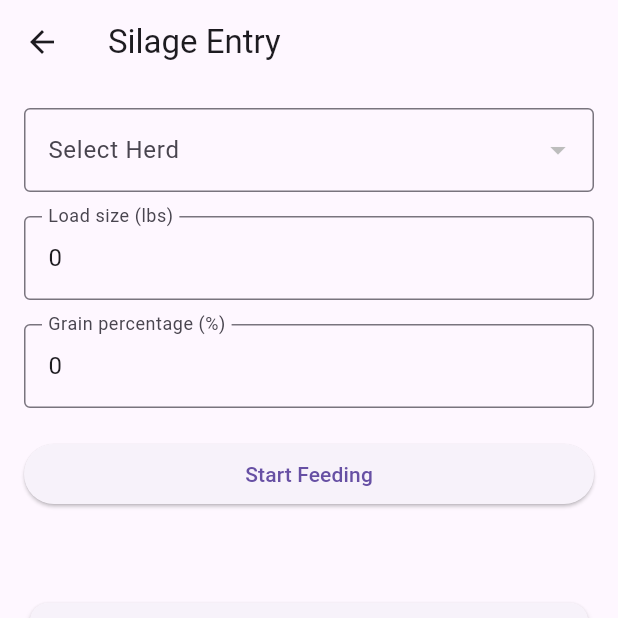
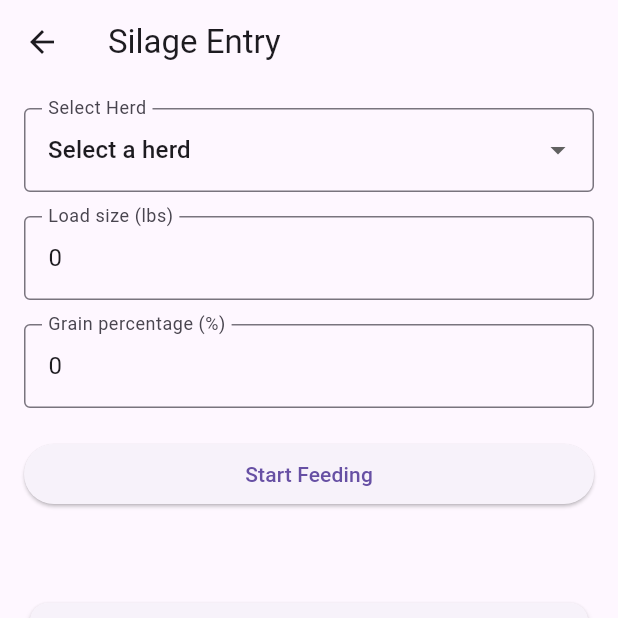
Before and after one commit to ikidd/SilageTracker, a Flutter app: the SilageEntryView screen opened by its route, after a tap on "Start Feeding", on a phone screen of 412 x 824 dp, the top half of it. Run offline on Flutter 3.47's test engine with Material 3 defaults, Android fonts, the phone set to English and light mode, and no system bars; our stand-ins replace supabase_flutter; accounts and stored records are empty; generated files the repository leaves out were written again.

Commit message:
fix: update herd field names to match database schema

```diff
--- a/lib/main.dart
+++ b/lib/main.dart
@@ -1,14 +1,10 @@
 import 'package:flutter/material.dart';
-import 'package:sqflite_common_ffi/sqflite_ffi.dart';
 
 import 'src/app.dart';
 import 'src/settings/settings_controller.dart';
 import 'src/settings/settings_service.dart';
 
 void main() async {
-  sqfliteFfiInit();
-  databaseFactory = databaseFactoryFfi;
-
   // Set up the SettingsController, which will glue user settings to multiple
   // Flutter Widgets.
   final settingsController = SettingsController(SettingsService());
--- a/lib/src/silage_entry_view.dart
+++ b/lib/src/silage_entry_view.dart
@@ -28,35 +28,37 @@ class _SilageEntryViewState extends State<SilageEntryView> {
 
   Future<void> _loadHerds() async {
     print('Loading herds...'); // Corrected debug log
-    final response = await widget.supabaseClient
+    try {
+      final dynamic response = await widget.supabaseClient
           .from('herds')
-        .select()
-        .execute();
-    if (response.error == null) {
-      print('Herds loaded: ${response.data}'); // Debug log
+          .select();
+      print('Herds loaded: $response'); // Debug log
+      if (response is List) {
         setState(() {
-        _herds = (response.data as List).cast<Map<String, dynamic>>();
+          _herds = List<Map<String, dynamic>>.from(response);
         });
-    } else {
-      print('Error loading herds: ${response.error!.message}'); // Error handling
+      }
+    } catch (error) {
+      print('Error loading herds: $error'); // Error handling
     }
   }
 
   Future<void> _loadSilageEntries() async {
     print('Loading silage entries...'); // Debug log
-    final response = await widget.supabaseClient
+    try {
+      final dynamic response = await widget.supabaseClient
           .from('silage_fed')
           .select('*, herds(name)')
           .order('created_at', ascending: false)
-        .limit(10)
-        .execute();
-    if (response.error == null) {
-      print('Silage entries loaded: ${response.data}'); // Debug log
+          .limit(10);
+      print('Silage entries loaded: $response'); // Debug log
+      if (response is List) {
         setState(() {
-        _silageEntries = (response.data as List).cast<Map<String, dynamic>>();
+          _silageEntries = List<Map<String, dynamic>>.from(response);
         });
-    } else {
-      print('Error loading silage entries: ${response.error!.message}'); // Error handling
+      }
+    } catch (error) {
+      print('Error loading silage entries: $error'); // Error handling
     }
   }
 
@@ -96,23 +98,29 @@ class _SilageEntryViewState extends State<SilageEntryView> {
           crossAxisAlignment: CrossAxisAlignment.stretch,
           children: [
             // Dropdown for selecting herd
-            DropdownButtonFormField<int>(
-              value: _selectedHerd?['id'],
-              decoration: InputDecoration(
+            DropdownButtonFormField<String?>(
+              value: _selectedHerd?['uid'],
+              decoration: const InputDecoration(
                 labelText: 'Select Herd',
                 border: OutlineInputBorder(),
               ),
-              items: _herds.map((herd) {
-                return DropdownMenuItem<int>(
-                  value: herd['id'],
+              items: [
+                const DropdownMenuItem<String?>(
+                  value: null,
+                  child: Text('Select a herd'),
+                ),
+                ..._herds.map((herd) {
+                  return DropdownMenuItem<String?>(
+                    value: herd['uid'],
                     child: Text('${herd['name']} (${herd['numberOfAnimals']} animals)'),
                   );
                 }).toList(),
+              ],
               onChanged: (value) {
                 setState(() {
                   if (value != null) {
                     try {
-                      _selectedHerd = _herds.firstWhere((herd) => herd['id'] == value);
+                      _selectedHerd = _herds.firstWhere((herd) => herd['uid'] == value);
                     } catch (e) {
                       _selectedHerd = null;
                       print('Herd not found for id $value');
@@ -127,23 +135,26 @@ class _SilageEntryViewState extends State<SilageEntryView> {
             // TextField for load size
             TextField(
               controller: _loadSizeController,
-              decoration: InputDecoration(
+              decoration: const InputDecoration(
                 labelText: 'Load size (lbs)',
                 border: OutlineInputBorder(),
               ),
-              keyboardType: TextInputType.number,
+              keyboardType: const TextInputType.numberWithOptions(decimal: true),
+              textInputAction: TextInputAction.next,
               onChanged: (value) => _calculateGrainWeight(),
             ),
-            SizedBox(height: 16),
+            const SizedBox(height: 16),
             // TextField for grain percentage
             TextField(
               controller: _grainPercentageController,
-              decoration: InputDecoration(
+              decoration: const InputDecoration(
                 labelText: 'Grain percentage (%)',
                 border: OutlineInputBorder(),
               ),
-              keyboardType: TextInputType.number,
+              keyboardType: const TextInputType.numberWithOptions(decimal: true),
+              textInputAction: TextInputAction.done,
               onChanged: (value) => _calculateGrainWeight(),
+              onSubmitted: (_) => FocusScope.of(context).unfocus(),
             ),
             SizedBox(height: 20),
             // Button to start feeding
@@ -161,7 +172,7 @@ class _SilageEntryViewState extends State<SilageEntryView> {
                   MaterialPageRoute(
                     builder: (context) => InProgressScreen(
                       supabaseClient: widget.supabaseClient,
-                      herdId: _selectedHerd!['id'],
+                      herdId: _selectedHerd!['uid'],
                       loadSize: double.tryParse(_loadSizeController.text) ?? 0,
                       grainPercentage: double.tryParse(_grainPercentageController.text) ?? 0,
                     ),
@@ -195,7 +206,7 @@ class _SilageEntryViewState extends State<SilageEntryView> {
                           itemBuilder: (context, index) {
                             final entry = _silageEntries[index];
                             return ListTile(
-                              title: Text('${entry['herd_name']}'),
+                              title: Text('${entry['herds']['name']}'),
                               subtitle: Text(
                                 'Fed ${entry['amount_fed']} lbs @ ${entry['grain_percentage']}% grain\n'
                                 '${DateTime.parse(entry['created_at']).toLocal()}',
```
Also changed, not shown: lib/src/herd_edit_view.dart (+45 -23 lines), lib/src/herds_view.dart (+45 -18 lines), lib/src/in_progress_screen.dart (+6 -7 lines), pubspec.yaml (+5 -8 lines), pubspec.lock, 6 other files. Lines whose indentation alone changed are shown as unchanged.
